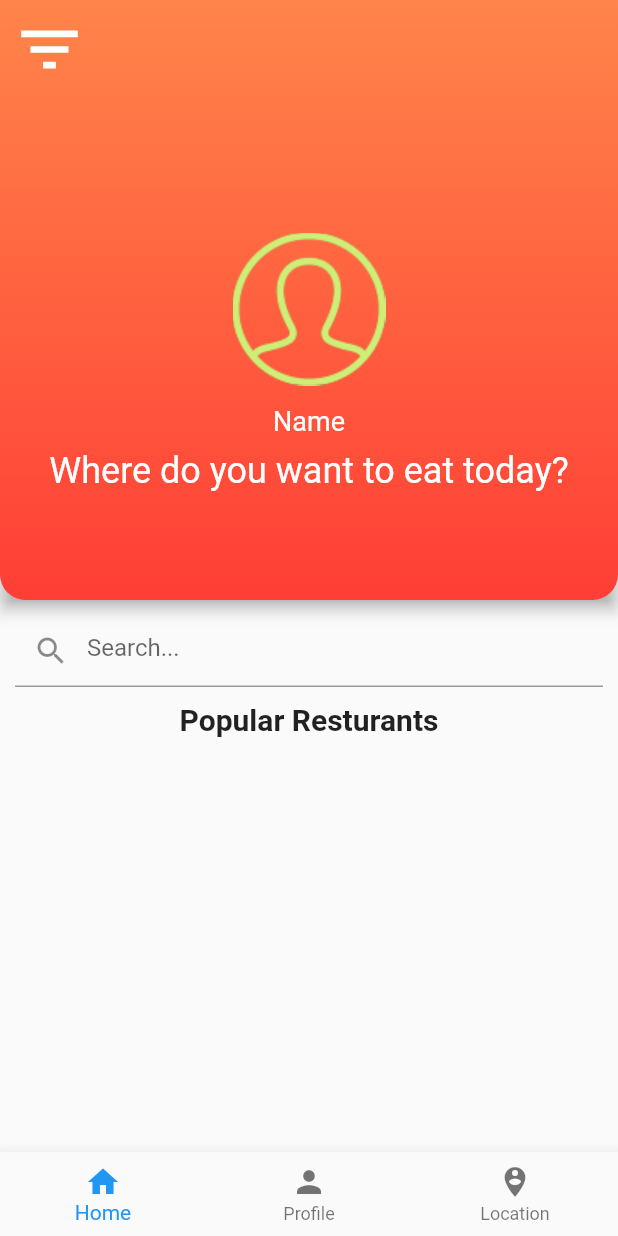
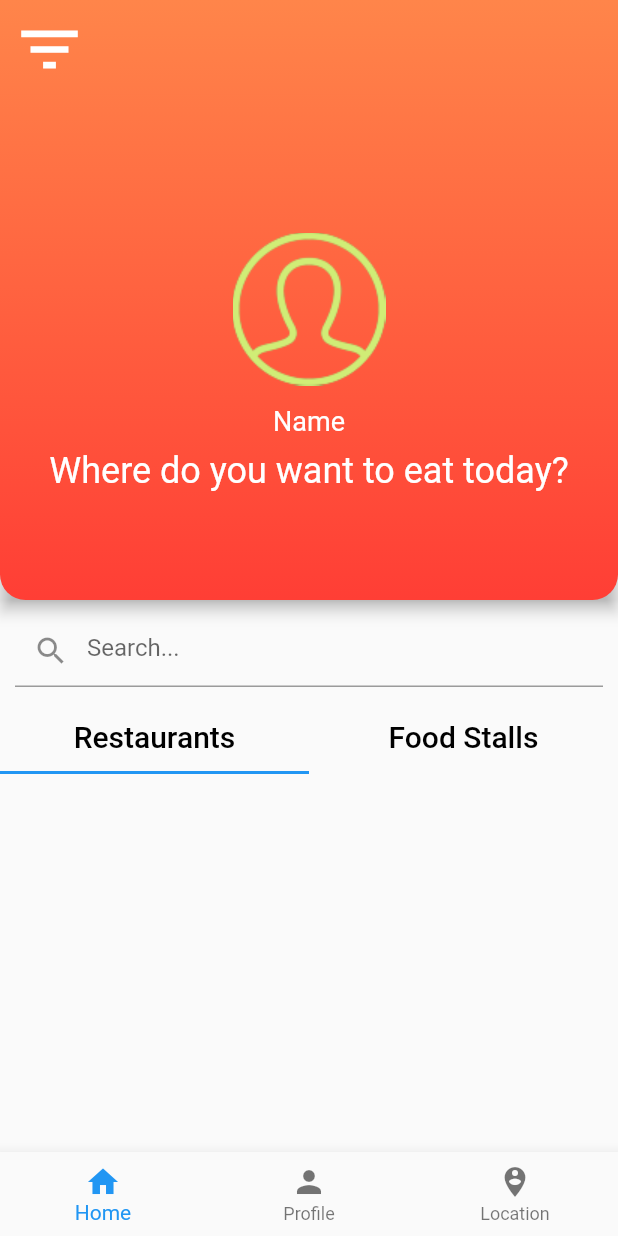
Before and after one commit to SeanBaelPen/Hayin, a Flutter app: the screen it shows after launch, on a phone screen of 412 x 824 dp. Run offline on Flutter 3.47's test engine with Material 2 defaults, Android fonts, the phone set to English and light mode, and no system bars; our stand-ins replace cloud_firestore, firebase_auth, firebase_core, firebase_storage, flutter_svg, geolocator and 2 more; missing offline and left inert: flutter_polyline_points; accounts and stored records are empty; Roboto replaces fonts that are missing (Monserrat, Sans Serif).

Commit message:
Added a controller tab for restaurant and food stalls

```diff
--- a/app/lib/ui/home_ui.dart
+++ b/app/lib/ui/home_ui.dart
@@ -12,8 +12,22 @@ class HomePage extends StatefulWidget {
   State<HomePage> createState() => _HomePageState();
 }
 
-class _HomePageState extends State<HomePage> {
+class _HomePageState extends State<HomePage>
+    with SingleTickerProviderStateMixin {
+  late TabController _tabController;
   int _selectedIndex = 0;
+
+  @override
+  void initState() {
+    super.initState();
+    _tabController = TabController(length: 2, vsync: this);
+  }
+
+  @override
+  void dispose() {
+    _tabController.dispose();
+    super.dispose();
+  }
 
   void _onItemTapped(int index) {
     if (index == 1) {
@@ -42,6 +56,10 @@ class _HomePageState extends State<HomePage> {
 
   Stream<QuerySnapshot> getCollectionStream() {
     return firestore.collection('restaurants').snapshots();
+  }
+
+  Stream<QuerySnapshot> getFoodStallsStream() {
+    return firestore.collection('foodStalls').snapshots();
   }
 
   @override
@@ -117,8 +135,9 @@ class _HomePageState extends State<HomePage> {
           backgroundColor: Colors.transparent,
         ),
       ),
-      body: SingleChildScrollView(
-        child: Container(
+      body: Container(
+        child: DefaultTabController(
+          length: 2,
           child: Column(
             children: [
               Container(
@@ -130,27 +149,91 @@ class _HomePageState extends State<HomePage> {
                   ),
                 ),
               ),
-              const Text(
-                'Popular Resturants',
-                textAlign: TextAlign.start,
-                style: TextStyle(fontSize: 20, fontWeight: FontWeight.bold),
+              TabBar(
+                controller: _tabController,
+                tabs: const [
+                  Tab(
+                    child: Text(
+                      'Restaurants',
+                      style: TextStyle(
+                        fontFamily: 'Monserrat',
+                        fontSize: 20,
+                        color: Colors.black,
                       ),
+                    ),
+                  ),
+                  Tab(
+                    child: Text(
+                      'Food Stalls',
+                      style: TextStyle(
+                        fontFamily: 'Monserrat',
+                        fontSize: 20,
+                        color: Colors.black,
+                      ),
+                    ),
+                  ),
+                ],
+              ),
+              // const Text(
+              //   'Popular Resturants',
+              //   textAlign: TextAlign.start,
+              //   style: TextStyle(fontSize: 20, fontWeight: FontWeight.bold),
+              // ),
+              // StreamBuilder<QuerySnapshot>(
+              //   stream: getCollectionStream(),
+              //   builder: (BuildContext context,
+              //       AsyncSnapshot<QuerySnapshot> snapshot) {
+              //     if (snapshot.connectionState == ConnectionState.waiting) {
+              //       return const CircularProgressIndicator();
+              //     }
+              //     if (snapshot.hasError) {
+              //       return Text('Error: ${snapshot.error}');
+              //     }
+              //     return ListView.builder(
+              //       shrinkWrap: true,
+              //       physics: const NeverScrollableScrollPhysics(),
+              //       itemCount: snapshot.data!.docs.length,
+              //       itemBuilder: (BuildContext context, int index) {
+              //         DocumentSnapshot document = snapshot.data!.docs[index];
+              //         return Catalogue(
+              //           image: document['image'],
+              //           name: document['name'],
+              //           onTap: () {
+              //             Navigator.push(
+              //               context,
+              //               MaterialPageRoute(
+              //                 builder: (context) =>
+              //                     RestaurantDetails(), // Replace NewPage with your desired page
+              //               ),
+              //             );
+              //           },
+              //         );
+              //       },
+              //     );
+              //   },
+              // ),
+              Expanded(
+                child: Padding(
+                  padding: const EdgeInsets.only(top: 13.0, left: 5, right: 5),
+                  child: TabBarView(
+                    controller: _tabController,
+                    children: [
                       StreamBuilder<QuerySnapshot>(
                         stream: getCollectionStream(),
                         builder: (BuildContext context,
                             AsyncSnapshot<QuerySnapshot> snapshot) {
-                  if (snapshot.connectionState == ConnectionState.waiting) {
+                          if (snapshot.connectionState ==
+                              ConnectionState.waiting) {
                             return const CircularProgressIndicator();
                           }
                           if (snapshot.hasError) {
                             return Text('Error: ${snapshot.error}');
                           }
                           return ListView.builder(
-                    shrinkWrap: true,
-                    physics: const NeverScrollableScrollPhysics(),
                             itemCount: snapshot.data!.docs.length,
                             itemBuilder: (BuildContext context, int index) {
-                      DocumentSnapshot document = snapshot.data!.docs[index];
+                              DocumentSnapshot document =
+                                  snapshot.data!.docs[index];
                               return Catalogue(
                                 image: document['image'],
                                 name: document['name'],
@@ -167,6 +250,43 @@ class _HomePageState extends State<HomePage> {
                             },
                           );
                         },
+                      ),
+                      StreamBuilder<QuerySnapshot>(
+                        stream: getFoodStallsStream(),
+                        builder: (BuildContext context,
+                            AsyncSnapshot<QuerySnapshot> snapshot) {
+                          if (snapshot.connectionState ==
+                              ConnectionState.waiting) {
+                            return const CircularProgressIndicator();
+                          }
+                          if (snapshot.hasError) {
+                            return Text('Error: ${snapshot.error}');
+                          }
+                          return ListView.builder(
+                            itemCount: snapshot.data!.docs.length,
+                            itemBuilder: (BuildContext context, int index) {
+                              DocumentSnapshot document =
+                                  snapshot.data!.docs[index];
+                              return Catalogue(
+                                image: document['image'],
+                                name: document['name'],
+                                onTap: () {
+                                  Navigator.push(
+                                    context,
+                                    MaterialPageRoute(
+                                      builder: (context) =>
+                                          RestaurantDetails(), // Replace NewPage with your desired page
+                                    ),
+                                  );
+                                },
+                              );
+                            },
+                          );
+                        },
+                      ),
+                    ],
+                  ),
+                ),
               ),
             ],
           ),
```
Lines whose indentation alone changed are shown as unchanged.
